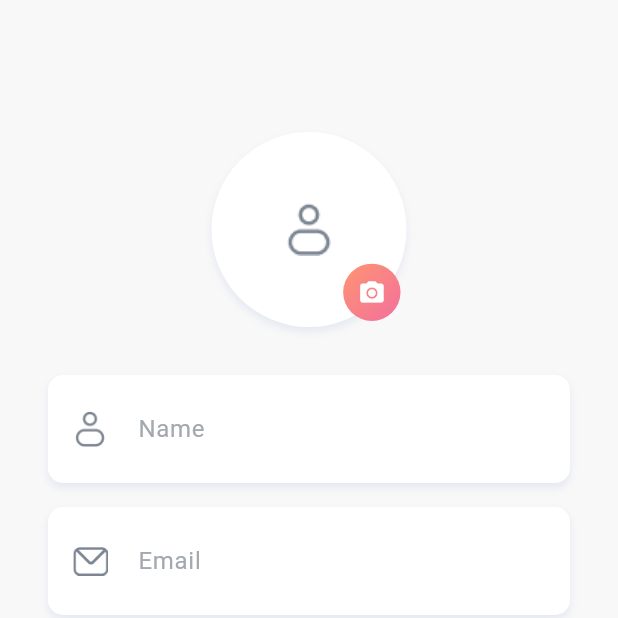
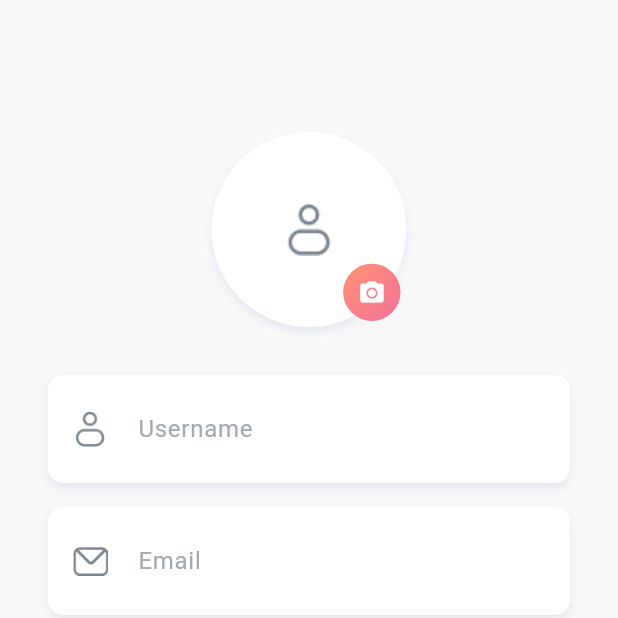
Before and after one commit to 7ANV1R/dokan-weDevs_Assignment, a Flutter app: the SignUpPage screen opened by its route, on a phone screen of 412 x 824 dp, the top half of it. Run offline on Flutter 3.47's test engine with Material 3 defaults, Android fonts, the phone set to English and light mode, and no system bars; our stand-ins replace animated_bottom_navigation_bar, flutter_hooks, flutter_html, flutter_spinkit, fpdart, gap and 5 more; accounts and stored records are empty.

```diff
--- a/lib/core/theme/palette.dart
+++ b/lib/core/theme/palette.dart
@@ -12,6 +12,13 @@ class Palette {
   // font colors
   static const lightFontColor = Color(0xFFA4A9AF);
   static const regularFontColor = Color(0xFF383C40);
+
+  // error colors
+  static const errorColor = Color(0xFFD32F2F);
+  static const errorBgColor = Color(0xFFF7D0D0);
+  // success colors
+  static const successColor = Color(0xFF388E3C);
+  static const successBgColor = Color(0xFFD8F8DA);
 
   static List<BoxShadow>? primaryDropShadow = [
     BoxShadow(
--- a/lib/features/auth/sign_up/sign_up_page.dart
+++ b/lib/features/auth/sign_up/sign_up_page.dart
@@ -41,7 +41,7 @@ class _SignUpPageState extends ConsumerState<SignUpPage> {
               /// [Form Fields]
               kGapSpaceXXL,
               const InputBox(
-                hintText: 'Name',
+                hintText: 'Username',
                 prefixAssetPath: AssetConst.userIcon,
               ),
               kGapSpaceL,
--- a/pubspec.yaml
+++ b/pubspec.yaml
@@ -46,7 +46,7 @@ dependencies:
   icons_plus: ^5.0.0
   animated_bottom_navigation_bar: ^1.3.3
   shared_preferences: ^2.2.3
-  top_snackbar_flutter: ^3.1.0
+  flutter_html: ^3.0.0-beta.2
 
 dev_dependencies:
   flutter_test:
```
Also changed, not shown: lib/core/ui_helper/ui_helper.dart (+14 -35 lines), lib/features/auth/sign_in/sign_in_page.dart (+6 -2 lines), pubspec.lock.
